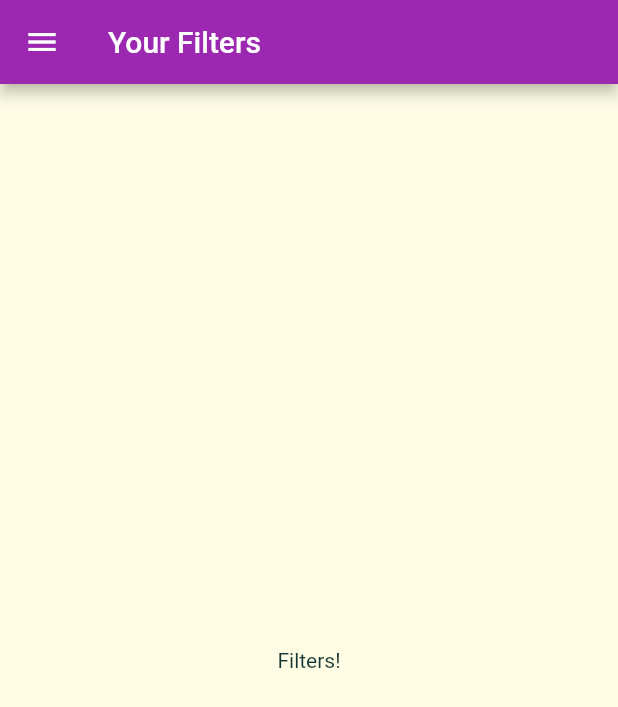
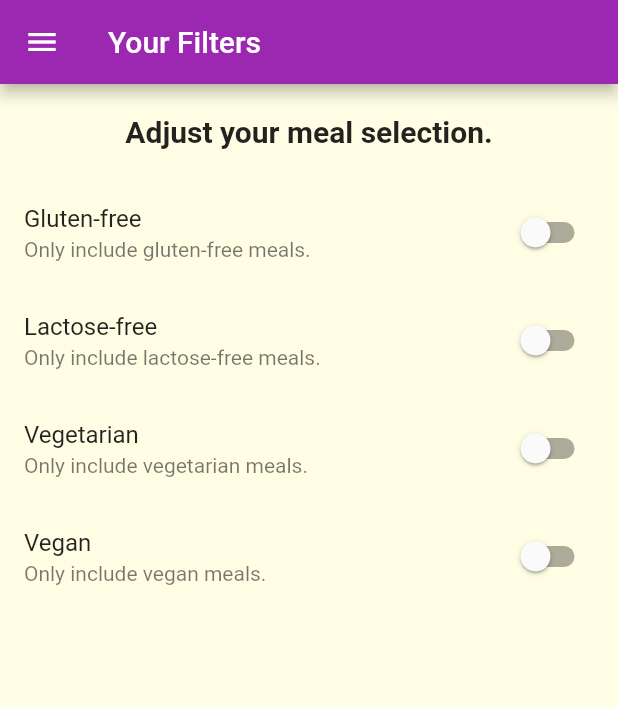
Before and after one commit to Qubits-01/fp-meals-app, a Flutter app: the FiltersScreen screen opened by its route, on a phone screen of 412 x 824 dp. Shown: the top 707 px of the screen. Run offline on Flutter 3.47's test engine with Material 2 defaults, Android fonts, the phone set to English and light mode, and no system bars; Roboto replaces fonts that are missing (Raleway, RobotoCondensed).

Commit message:
Add filter switches

```diff
--- a/analysis_options.yaml
+++ b/analysis_options.yaml
@@ -1 +1,7 @@
 include: package:lint/analysis_options.yaml
+
+analyzer:
+  exclude:
+    # - lib/screens/filters_screen.dart
+  errors:
+    # argument_type_not_assignable: warning
--- a/lib/screens/filters_screen.dart
+++ b/lib/screens/filters_screen.dart
@@ -2,8 +2,37 @@ import 'package:flutter/material.dart';
 
 import '../widgets/main_drawer.dart';
 
-class FiltersScreen extends StatelessWidget {
+class FiltersScreen extends StatefulWidget {
   static const routeName = '/filters';
+
+  @override
+  _FiltersScreenState createState() => _FiltersScreenState();
+}
+
+class _FiltersScreenState extends State<FiltersScreen> {
+  bool _glutenFree = false;
+  bool _vegetarian = false;
+  bool _vegan = false;
+  bool _lactoseFree = false;
+
+  Widget _buildSwitchListTile(
+    String title,
+    String description,
+    bool currentValue,
+    Function updateValue,
+  ) {
+    return SwitchListTile(
+      title: Text(
+        title,
+      ),
+      value: currentValue,
+      subtitle: Text(
+        description,
+      ),
+      // ignore: argument_type_not_assignable
+      onChanged: updateValue,
+    );
+  }
 
   @override
   Widget build(BuildContext context) {
@@ -14,8 +43,62 @@ class FiltersScreen extends StatelessWidget {
         ),
       ),
       drawer: MainDrawer(),
-      body: const Center(
-        child: Text('Filters!'),
+      body: Column(
+        children: <Widget>[
+          Container(
+            padding: const EdgeInsets.all(20),
+            child: Text(
+              'Adjust your meal selection.',
+              style: Theme.of(context).textTheme.headline6,
+            ),
+          ),
+          Expanded(
+            child: ListView(
+              children: <Widget>[
+                _buildSwitchListTile(
+                  'Gluten-free',
+                  'Only include gluten-free meals.',
+                  _glutenFree,
+                  (bool newValue) {
+                    setState(() {
+                      _glutenFree = newValue;
+                    });
+                  },
+                ),
+                _buildSwitchListTile(
+                  'Lactose-free',
+                  'Only include lactose-free meals.',
+                  _lactoseFree,
+                  (bool newValue) {
+                    setState(() {
+                      _lactoseFree = newValue;
+                    });
+                  },
+                ),
+                _buildSwitchListTile(
+                  'Vegetarian',
+                  'Only include vegetarian meals.',
+                  _vegetarian,
+                  (bool newValue) {
+                    setState(() {
+                      _vegetarian = newValue;
+                    });
+                  },
+                ),
+                _buildSwitchListTile(
+                  'Vegan',
+                  'Only include vegan meals.',
+                  _vegan,
+                  (bool newValue) {
+                    setState(() {
+                      _vegan = newValue;
+                    });
+                  },
+                ),
+              ],
+            ),
+          ),
+        ],
       ),
     );
   }
```
